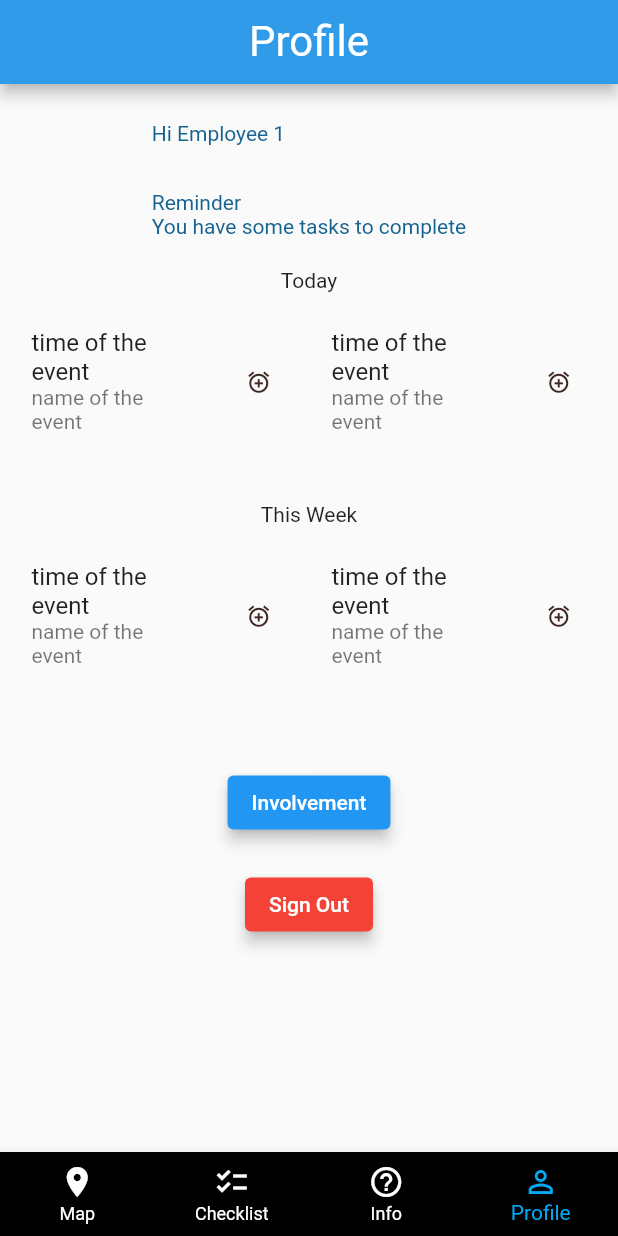
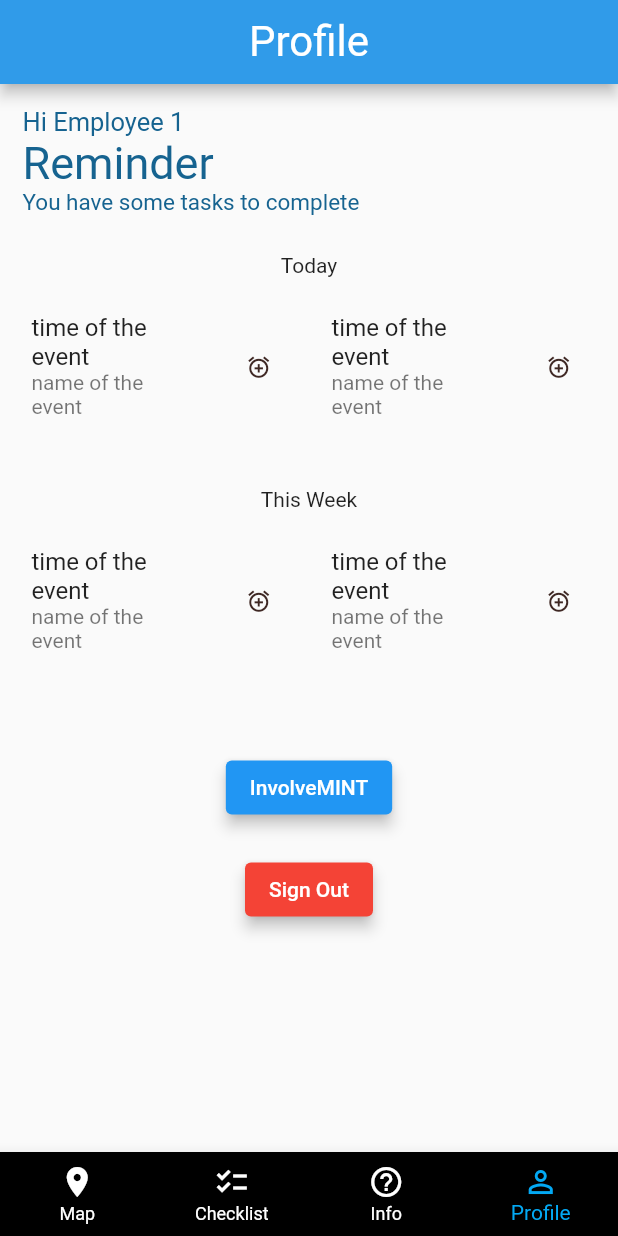
Before and after one commit to Snickledap/EcotoneApp, a Flutter app: the screen it shows after launch, on a phone screen of 412 x 824 dp. Run offline on Flutter 3.47's test engine with Material 2 defaults, Android fonts, the phone set to English and light mode, and no system bars; our stand-ins replace cloud_firestore, firebase_core, google_maps_flutter, page_transition, sizer, youtube_player_flutter; missing offline and left inert: flutter_custom_cards; accounts and stored records are empty.

Commit message:
reformatted the title for the profile page

```diff
--- a/lib/routes/profile/profile_page.dart
+++ b/lib/routes/profile/profile_page.dart
@@ -12,14 +12,12 @@ class ProfilePage extends StatelessWidget {
   @override
   Widget build(BuildContext context) {
     return Scaffold(
-
           //Header
           appBar:
           AppBar(
             title: const Text(
               'Profile',
             ),
-
             //Header Format
             titleTextStyle:
             const TextStyle(
@@ -30,32 +28,51 @@ class ProfilePage extends StatelessWidget {
             backgroundColor: const Color(0xFF309BE9), //Ecotone Colors
           ),
           body:
+          //Top Text Container
+          Column(
+            children: [
+              Padding(
+                padding: const EdgeInsets.only(top: 15,
+                  left: 10
+                ),
+                child: Container(
+                  child: Align(
+                    alignment: Alignment.centerLeft,
+                    child: Padding(padding: EdgeInsets.only(left: 5),
+                      child: Column(
+                        crossAxisAlignment: CrossAxisAlignment.start,
+                        children: <Widget>[
+                          Text('Hi Employee 1',
+                              style: TextStyle(
+                                fontSize: 17,
+                                  color: Color(0xFF166390),
+                              )
+                          ),
+                          Text('Reminder',
+                              style: TextStyle(
+                                fontSize: 30,
+                                  color: Color(0xFF166390),
+                              )
+                          ),
 
-          //Top Text Container
+                          Text('You have some tasks to complete',
+                              style: TextStyle(
+                                fontSize: 15,
+                                  color: Color(0xFF166390),
+                              )
+                          ),
+                        ],
+                      ),
+                    ),
+                  )
+                ),
+              ),
               Container(
-
                   //Top Text Format
-              alignment: Alignment.bottomCenter,
+                  alignment: Alignment.center,
                   margin: EdgeInsets.all(5),
                   child: Column(
                     children: <Widget>[
-                  Padding(padding: EdgeInsets.all(10)),
-                  Title(
-                    color: Color(0xFF166390),
-                    //Top Text
-                    child: Container(
-                      child: Column(
-                        crossAxisAlignment: CrossAxisAlignment.start,
-                        children: <Widget>[
-                          Text('Hi Employee 1', style: TextStyle(color: Color(0xFF166390))),
-                          Padding(padding: EdgeInsets.all(15)),
-                          Text('Reminder',  style: TextStyle(color: Color(0xFF166390))),
-                          Text('You have some tasks to complete', style: TextStyle(color: Color(0xFF166390))),
-                        ]
-                      ),
-                    ),
-                  ),
-
                       //Card Formatting
                       Padding(padding: EdgeInsets.all(10)),
                       Text('Today'),
@@ -65,7 +82,6 @@ class ProfilePage extends StatelessWidget {
                         width: 500,
                         child: _CardList(),
                       ),
-
                       //Card Formatting
                       Padding(padding: EdgeInsets.all(10)),
                       Text('This Week'),
@@ -86,12 +102,10 @@ class ProfilePage extends StatelessWidget {
                             onPrimary: Colors.white,
                             elevation: 4,
                           ),
-
                           //Button Action
                           onPressed: () {},
-
                           //Button Text
-                      child: const Text('Involvement')
+                          child: const Text("InvolveMINT")
                       ),
 
                       //Button Formatting
@@ -113,6 +127,8 @@ class ProfilePage extends StatelessWidget {
                       ),
                     ],
                   )
+              ),
+          ],
           ),
 
           //Bottom Nav Bar
```
Lines whose indentation alone changed are shown as unchanged.
